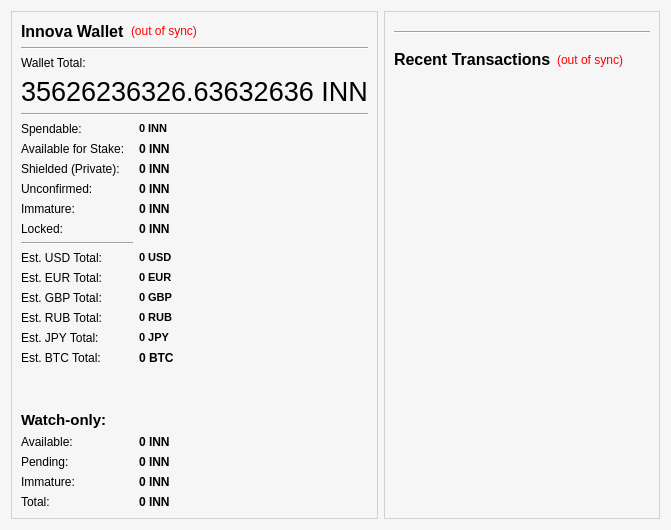
The window that src/qt/forms/overviewpage.ui (rxvnvn/innova) describes before a commit, drawn with Qt 5.
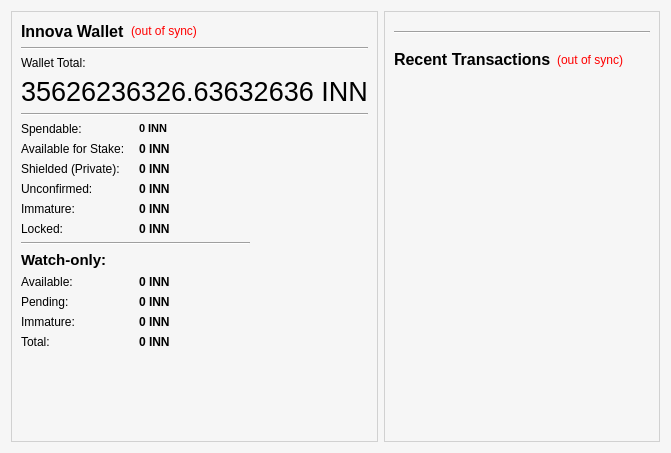
The same window after the commit.

```diff
--- a/src/qt/forms/overviewpage.ui
+++ b/src/qt/forms/overviewpage.ui
@@ -250,23 +250,7 @@
             </property>
            </widget>
           </item>
-          <item row="16" column="0">
-           <spacer name="verticalSpacer_3">
-            <property name="orientation">
-             <enum>Qt::Vertical</enum>
-            </property>
-            <property name="sizeType">
-             <enum>QSizePolicy::Fixed</enum>
-            </property>
-            <property name="sizeHint" stdset="0">
-             <size>
-              <width>20</width>
-              <height>40</height>
-             </size>
-            </property>
-           </spacer>
-          </item>
-          <item row="21" column="1">
+          <item row="12" column="1">
            <widget class="QLabel" name="labelWatchTotal">
             <property name="font">
              <font>
@@ -291,7 +275,7 @@
             </property>
            </widget>
           </item>
-          <item row="18" column="1">
+          <item row="9" column="1">
            <widget class="QLabel" name="labelWatchAvailable">
             <property name="font">
              <font>
@@ -316,21 +300,21 @@
             </property>
            </widget>
           </item>
-          <item row="19" column="0">
+          <item row="10" column="0">
            <widget class="QLabel" name="watch2">
             <property name="text">
              <string>Pending:</string>
             </property>
            </widget>
           </item>
-          <item row="20" column="0">
+          <item row="11" column="0">
            <widget class="QLabel" name="labelWatchImmatureText">
             <property name="text">
              <string>Immature:</string>
             </property>
            </widget>
           </item>
-          <item row="20" column="1">
+          <item row="11" column="1">
            <widget class="QLabel" name="labelWatchImmature">
             <property name="font">
              <font>
@@ -355,7 +339,7 @@
             </property>
            </widget>
           </item>
-          <item row="17" column="0" colspan="2">
+          <item row="8" column="0" colspan="2">
            <widget class="QLabel" name="labelWatchonly">
             <property name="font">
              <font>
@@ -372,43 +356,21 @@
             </property>
            </widget>
           </item>
-          <item row="9" column="0">
+          <item row="7" column="0" colspan="2">
            <widget class="Line" name="line_4">
             <property name="orientation">
              <enum>Qt::Horizontal</enum>
             </property>
            </widget>
           </item>
-          <item row="15" column="1" colspan="2">
-           <widget class="QLabel" name="labelBTCTotal">
-            <property name="font">
-             <font>
-              <weight>75</weight>
-              <bold>true</bold>
-             </font>
-            </property>
-            <property name="cursor">
-             <cursorShape>IBeamCursor</cursorShape>
-            </property>
-            <property name="toolTip">
-             <string>Your current total balance estimated in BTC</string>
-            </property>
-            <property name="text">
-             <string>0 BTC</string>
-            </property>
-            <property name="textInteractionFlags">
-             <set>Qt::LinksAccessibleByMouse|Qt::TextSelectableByKeyboard|Qt::TextSelectableByMouse</set>
-            </property>
-           </widget>
-          </item>
-          <item row="21" column="0">
+          <item row="12" column="0">
            <widget class="QLabel" name="watch4">
             <property name="text">
              <string>Total:</string>
             </property>
            </widget>
           </item>
-          <item row="19" column="1">
+          <item row="10" column="1">
            <widget class="QLabel" name="labelWatchPending">
             <property name="font">
              <font>
@@ -433,30 +395,7 @@
             </property>
            </widget>
           </item>
-          <item row="10" column="1" colspan="2">
-           <widget class="QLabel" name="labelUSDTotal">
-            <property name="font">
-             <font>
-              <pointsize>8</pointsize>
-              <weight>75</weight>
-              <bold>true</bold>
-             </font>
-            </property>
-            <property name="cursor">
-             <cursorShape>IBeamCursor</cursorShape>
-            </property>
-            <property name="toolTip">
-             <string>Your current total balance estimated in USD</string>
-            </property>
-            <property name="text">
-             <string>0 USD</string>
-            </property>
-            <property name="textInteractionFlags">
-             <set>Qt::LinksAccessibleByMouse|Qt::TextSelectableByKeyboard|Qt::TextSelectableByMouse</set>
-            </property>
-           </widget>
-          </item>
-          <item row="18" column="0">
+          <item row="9" column="0">
            <widget class="QLabel" name="watch1">
             <property name="text">
              <string>Available:</string>
@@ -492,140 +431,6 @@
             </property>
            </widget>
           </item>
-          <item row="10" column="0">
-           <widget class="QLabel" name="usdtotal">
-            <property name="text">
-             <string>Est. USD Total:</string>
-            </property>
-           </widget>
-          </item>
-          <item row="15" column="0">
-           <widget class="QLabel" name="btctotal">
-            <property name="text">
-             <string>Est. BTC Total:</string>
-            </property>
-           </widget>
-          </item>
-          <item row="11" column="1">
-           <widget class="QLabel" name="labelEURTotal">
-            <property name="font">
-             <font>
-              <pointsize>8</pointsize>
-              <weight>75</weight>
-              <bold>true</bold>
-             </font>
-            </property>
-            <property name="cursor">
-             <cursorShape>IBeamCursor</cursorShape>
-            </property>
-            <property name="toolTip">
-             <string>Your current total balance estimated in EUR</string>
-            </property>
-            <property name="text">
-             <string>0 EUR</string>
-            </property>
-            <property name="textInteractionFlags">
-             <set>Qt::LinksAccessibleByMouse|Qt::TextSelectableByKeyboard|Qt::TextSelectableByMouse</set>
-            </property>
-           </widget>
-          </item>
-          <item row="11" column="0">
-           <widget class="QLabel" name="eurtotal">
-            <property name="text">
-             <string>Est. EUR Total:</string>
-            </property>
-           </widget>
-          </item>
-          <item row="12" column="1">
-           <widget class="QLabel" name="labelGBPTotal">
-            <property name="font">
-             <font>
-              <pointsize>8</pointsize>
-              <weight>75</weight>
-              <bold>true</bold>
-             </font>
-            </property>
-            <property name="cursor">
-             <cursorShape>IBeamCursor</cursorShape>
-            </property>
-            <property name="toolTip">
-             <string>Your current total balance estimated in GBP</string>
-            </property>
-            <property name="text">
-             <string>0 GBP</string>
-            </property>
-            <property name="textInteractionFlags">
-             <set>Qt::LinksAccessibleByMouse|Qt::TextSelectableByKeyboard|Qt::TextSelectableByMouse</set>
-            </property>
-           </widget>
-          </item>
-          <item row="12" column="0">
-           <widget class="QLabel" name="gbptotal">
-            <property name="text">
-             <string>Est. GBP Total:</string>
-            </property>
-           </widget>
-          </item>
-          <item row="13" column="1">
-           <widget class="QLabel" name="labelRUBTotal">
-            <property name="font">
-             <font>
-              <pointsize>8</pointsize>
-              <weight>75</weight>
-              <bold>true</bold>
-             </font>
-            </property>
-            <property name="cursor">
-             <cursorShape>IBeamCursor</cursorShape>
-            </property>
-            <property name="toolTip">
-             <string>Your current total balance estimated in RUB</string>
-            </property>
-            <property name="text">
-             <string>0 RUB</string>
-            </property>
-            <property name="textInteractionFlags">
-             <set>Qt::LinksAccessibleByMouse|Qt::TextSelectableByKeyboard|Qt::TextSelectableByMouse</set>
-            </property>
-           </widget>
-          </item>
-          <item row="13" column="0">
-           <widget class="QLabel" name="rubtotal">
-            <property name="text">
-             <string>Est. RUB Total:</string>
-            </property>
-           </widget>
-          </item>
-          <item row="14" column="1">
-           <widget class="QLabel" name="labelJPYTotal">
-            <property name="font">
-             <font>
-              <pointsize>8</pointsize>
-              <weight>75</weight>
-              <bold>true</bold>
-             </font>
-            </property>
-            <property name="cursor">
-             <cursorShape>IBeamCursor</cursorShape>
-            </property>
-            <property name="toolTip">
-             <string>Your current total balance estimated in JPY</string>
-            </property>
-            <property name="text">
-             <string>0 JPY</string>
-            </property>
-            <property name="textInteractionFlags">
-             <set>Qt::LinksAccessibleByMouse|Qt::TextSelectableByKeyboard|Qt::TextSelectableByMouse</set>
-            </property>
-           </widget>
-          </item>
-          <item row="14" column="0">
-           <widget class="QLabel" name="jpytotal">
-            <property name="text">
-             <string>Est. JPY Total:</string>
-            </property>
-           </widget>
-          </item>
         </layout>
        </item>
         <item row="6" column="0">
```
